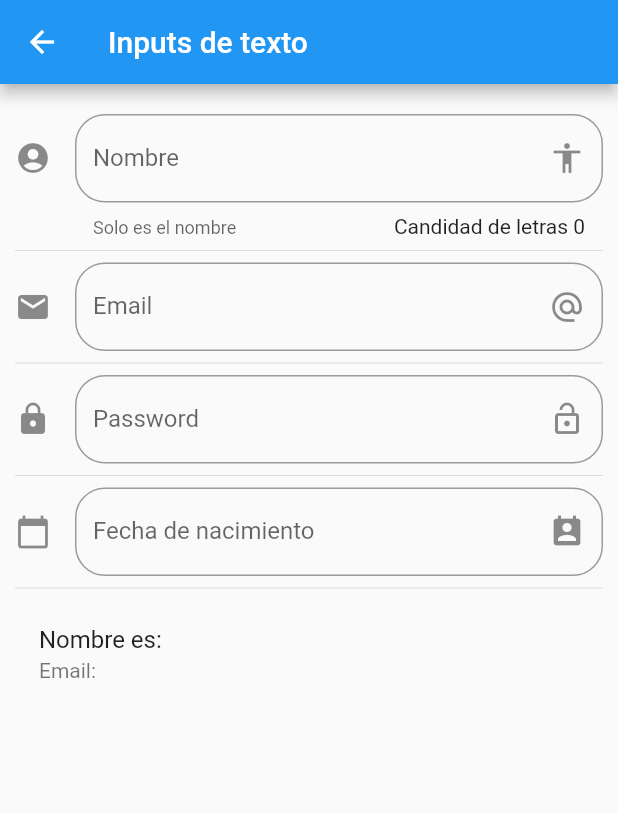
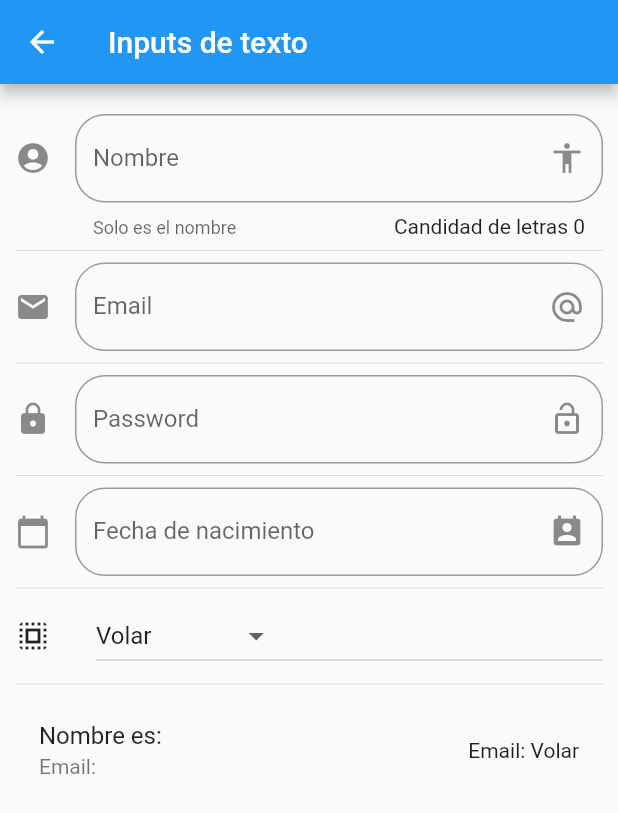
Before and after one commit to Mazt300/Flutter_Curso, a Flutter app: the InputPage screen opened by its route, on a phone screen of 412 x 824 dp. Shown: the top 813 px of the screen. Run offline on Flutter 3.47's test engine with Material 2 defaults, Android fonts, the phone set to English and light mode, and no system bars.

Commit message:
Modificacion
Componentes

```diff
--- a/componentes/lib/src/pages/input_page.dart
+++ b/componentes/lib/src/pages/input_page.dart
@@ -9,6 +9,10 @@ class _InputPageState extends State<InputPage> {
   String _nombre = '';
   String _email = '';
   String _fecha = '';
+
+  String _opcionSeleccionada = 'Volar';
+
+  List<String> _poderes = ['Volar', 'Rayos X', 'Super Aliento', 'Super Fuerza'];
 
   TextEditingController _inputFieldDateController = new TextEditingController();
   @override
@@ -27,6 +31,8 @@ class _InputPageState extends State<InputPage> {
           _crearPassword(),
           Divider(),
           _crearFecha(context),
+          Divider(),
+          _crearDropdown(),
           Divider(),
           _crearPersona(),
         ],
@@ -59,6 +65,7 @@ class _InputPageState extends State<InputPage> {
     return ListTile(
       title: Text('Nombre es: $_nombre'),
       subtitle: Text('Email: $_email'),
+      trailing: Text('Email: $_opcionSeleccionada'),
     );
   }
 
@@ -138,4 +145,36 @@ class _InputPageState extends State<InputPage> {
       });
     }
   }
+
+  List<DropdownMenuItem<String>> getOpcionesDropdown() {
+    List<DropdownMenuItem<String>> lista = new List();
+
+    _poderes.forEach((poder) {
+      lista.add(DropdownMenuItem(
+        child: Text(poder),
+        value: poder,
+      ));
+    });
+
+    return lista;
+  }
+
+  Widget _crearDropdown() {
+    return Row(children: <Widget>[
+      Icon(Icons.select_all),
+      SizedBox(
+        width: 30.0,
+      ),
+      Expanded(
+          child: DropdownButton(
+        value: _opcionSeleccionada,
+        items: getOpcionesDropdown(),
+        onChanged: (opt) {
+          setState(() {
+            _opcionSeleccionada = opt;
+          });
+        },
+      )),
+    ]);
+  }
 }
--- a/componentes/lib/src/routes/routes.dart
+++ b/componentes/lib/src/routes/routes.dart
@@ -4,6 +4,8 @@ import 'package:componentes/src/pages/avatar_page.dart';
 import 'package:componentes/src/pages/card_page.dart';
 import 'package:componentes/src/pages/home_pager.dart';
 import 'package:componentes/src/pages/input_page.dart';
+import 'package:componentes/src/pages/listview_page.dart';
+import 'package:componentes/src/pages/slider_page.dart';
 import 'package:flutter/material.dart';
 
 Map<String, WidgetBuilder> getApplicationRoutes() {
@@ -14,5 +16,7 @@ Map<String, WidgetBuilder> getApplicationRoutes() {
     'card': (BuildContext context) => CardPages(),
     'animatedContainer': (BuildContext context) => AnimatedContainerPage(),
     'inputs': (BuildContext context) => InputPage(),
+    'slider': (BuildContext context) => SliderPage(),
+    'list': (BuildContext context) => ListPage(),
   };
 }
--- a/componentes/lib/src/utils/icono_string_util.dart
+++ b/componentes/lib/src/utils/icono_string_util.dart
@@ -6,6 +6,8 @@ final _icons = <String, IconData>{
   'folder_open': Icons.folder_open,
   'donut_large': Icons.donut_large,
   'input': Icons.input,
+  'tune': Icons.tune,
+  'list': Icons.list,
 };
 
 Icon getIcon(String nombreIcono) {
```
Also changed, not shown: componentes/data/menu_opts.json (+10 -0 lines), componentes/lib/src/pages/listview_page.dart (added, +27 -0 lines), componentes/lib/src/pages/slider_page.dart (added, +84 -0 lines), 7 other files.
